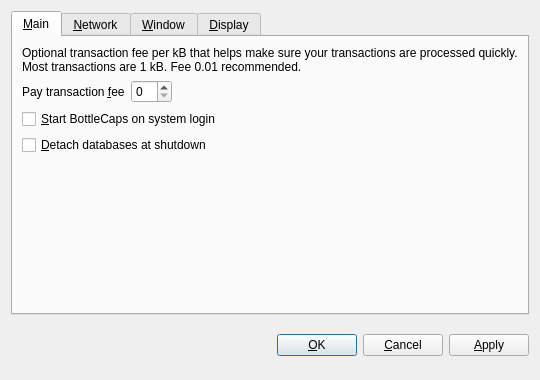
Qt form src/qt/forms/optionsdialog.ui (bottlecaps-foundation/bottlecaps) before a commit.
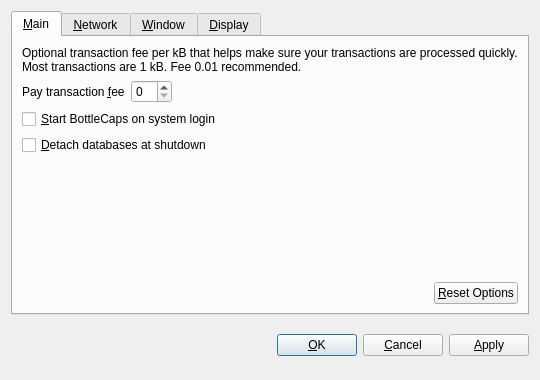
The same form after that commit. Custom widgets are drawn as their Qt base class.

Commit message: Reset added to options

```diff
--- a/src/qt/forms/optionsdialog.ui
+++ b/src/qt/forms/optionsdialog.ui
@@ -109,6 +109,36 @@
          </property>
         </spacer>
        </item>
+       <item>
+        <layout class="QHBoxLayout" name="horizontalLayout_2_Main">
+         <item>
+          <spacer name="horizontalSpacer_2_Main">
+           <property name="orientation">
+            <enum>Qt::Horizontal</enum>
+           </property>
+           <property name="sizeHint" stdset="0">
+            <size>
+             <width>40</width>
+             <height>20</height>
+            </size>
+           </property>
+          </spacer>
+         </item>
+         <item>
+          <widget class="QPushButton" name="resetButton">
+           <property name="toolTip">
+            <string>Reset all client options to default.</string>
+           </property>
+           <property name="text">
+            <string>&amp;Reset Options</string>
+           </property>
+           <property name="autoDefault">
+            <bool>false</bool>
+           </property>
+          </widget>
+         </item>
+        </layout>
+       </item>
       </layout>
      </widget>
      <widget class="QWidget" name="tabNetwork">
```
The commit also changes 4 other files.
